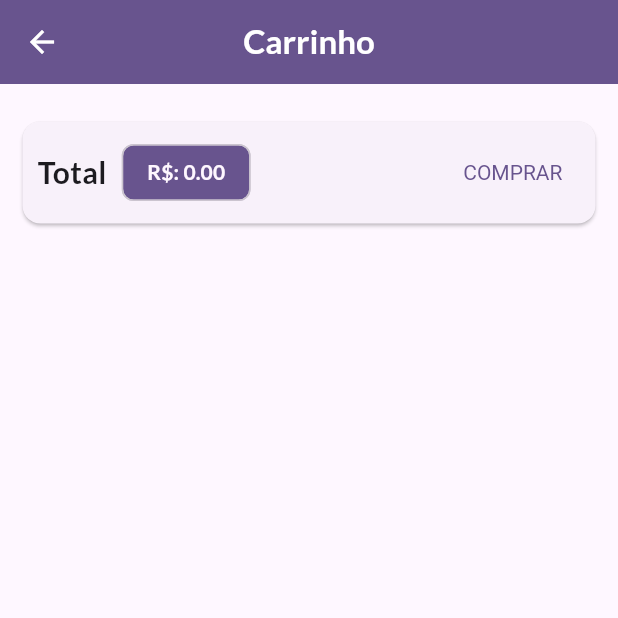
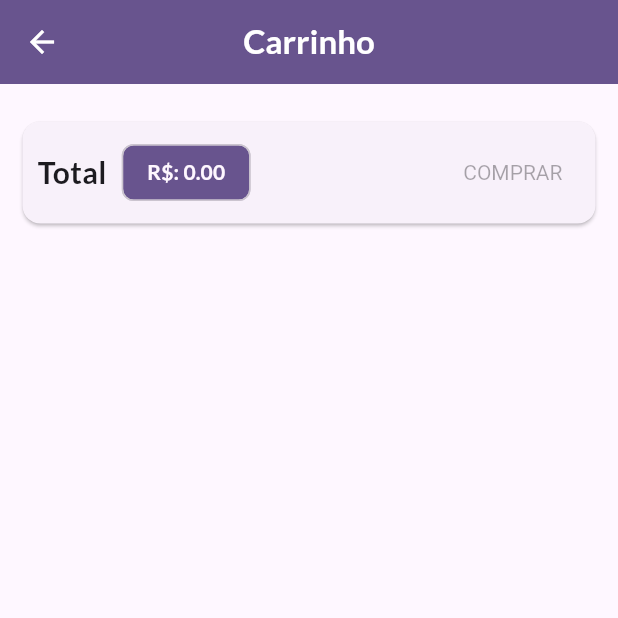
Before and after one commit to leomoreira597/shop-flutter-update, a Flutter app: the CartPage screen opened by its route, on a phone screen of 412 x 824 dp, the top half of it. Run offline on Flutter 3.47's test engine with Material 2 defaults, Android fonts, the phone set to English and light mode, and no system bars; network calls fail.

```diff
--- /dev/null
+++ b/lib/constants/constants.dart
@@ -0,0 +1,3 @@
+abstract class Constants{
+  static const String BaseUrl = "https://shop-flutter-58eeb-default-rtdb.firebaseio.com";
+}
--- /dev/null
+++ b/lib/exceptions/http_exception.dart
@@ -0,0 +1,11 @@
+class HttpEx implements Exception{
+  final String msg;
+  final int statusCode;
+
+  HttpEx({required this.msg, required this.statusCode});
+
+  @override
+  String toString() {
+    return msg;
+  }
+}
--- a/lib/models/cart.dart
+++ b/lib/models/cart.dart
@@ -1,5 +1,4 @@
 import 'dart:math';
-
 import 'package:flutter/material.dart';
 import 'package:shop/models/cart_item_model.dart';
 import 'package:shop/models/product.dart';
--- a/lib/screens/cart_page.dart
+++ b/lib/screens/cart_page.dart
@@ -1,6 +1,7 @@
 import 'package:flutter/material.dart';
 import 'package:provider/provider.dart';
 import 'package:shop/models/orde_list.dart';
+import 'package:shop/widget/cart_buton.dart';
 import 'package:shop/widget/cart_item_widget.dart';
 
 import '../models/cart.dart';
@@ -53,19 +54,7 @@ class CartPage extends StatelessWidget {
                     ),
                   ),
                   const Spacer(),
-                  TextButton(
-                    onPressed: () {
-                      Provider.of<OrderList>(context, listen: false)
-                          .addOrder(cart);
-                      cart.clear();
-                    },
-                    style: TextButton.styleFrom(
-                      textStyle: TextStyle(
-                        color: Theme.of(context).primaryColor,
-                      ),
-                    ),
-                    child: const Text("COMPRAR"),
-                  ),
+                  CartButton(cart: cart),
                 ],
               ),
             ),
--- /dev/null
+++ b/lib/widget/cart_buton.dart
@@ -0,0 +1,45 @@
+import 'package:flutter/material.dart';
+import 'package:provider/provider.dart';
+import 'package:shop/models/cart.dart';
+
+import '../models/orde_list.dart';
+
+class CartButton extends StatefulWidget {
+  final Cart cart;
+
+  const CartButton({required this.cart, Key? key}) : super(key: key);
+
+  @override
+  State<CartButton> createState() => _CartButtonState();
+}
+
+class _CartButtonState extends State<CartButton> {
+  bool _isLoading = false;
+
+  @override
+  Widget build(BuildContext context) {
+    return _isLoading
+        ? const CircularProgressIndicator()
+        : TextButton(
+            onPressed: widget.cart.itemsCount == 0
+                ? null
+                : () async {
+                    setState(() {
+                      _isLoading = true;
+                    });
+                    await Provider.of<OrderList>(context, listen: false)
+                        .addOrder(widget.cart);
+                    widget.cart.clear();
+                    setState(() {
+                      _isLoading = false;
+                    });
+                  },
+            style: TextButton.styleFrom(
+              textStyle: TextStyle(
+                color: Theme.of(context).primaryColor,
+              ),
+            ),
+            child: const Text("COMPRAR"),
+          );
+  }
+}
```
Also changed, not shown: lib/models/orde_list.dart (+56 -6 lines), lib/models/product.dart (+25 -1 lines), lib/models/product_list.dart (+39 -6 lines), lib/screens/orders_page.dart (+17 -5 lines), lib/widget/product_item.dart (+20 -5 lines).
